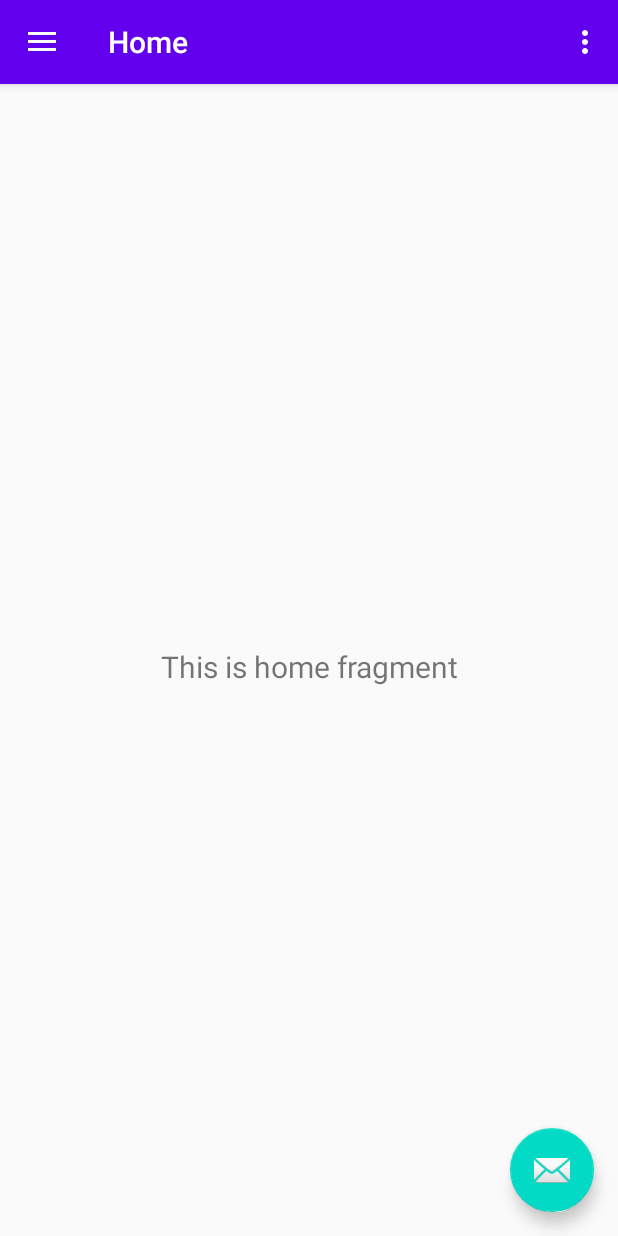
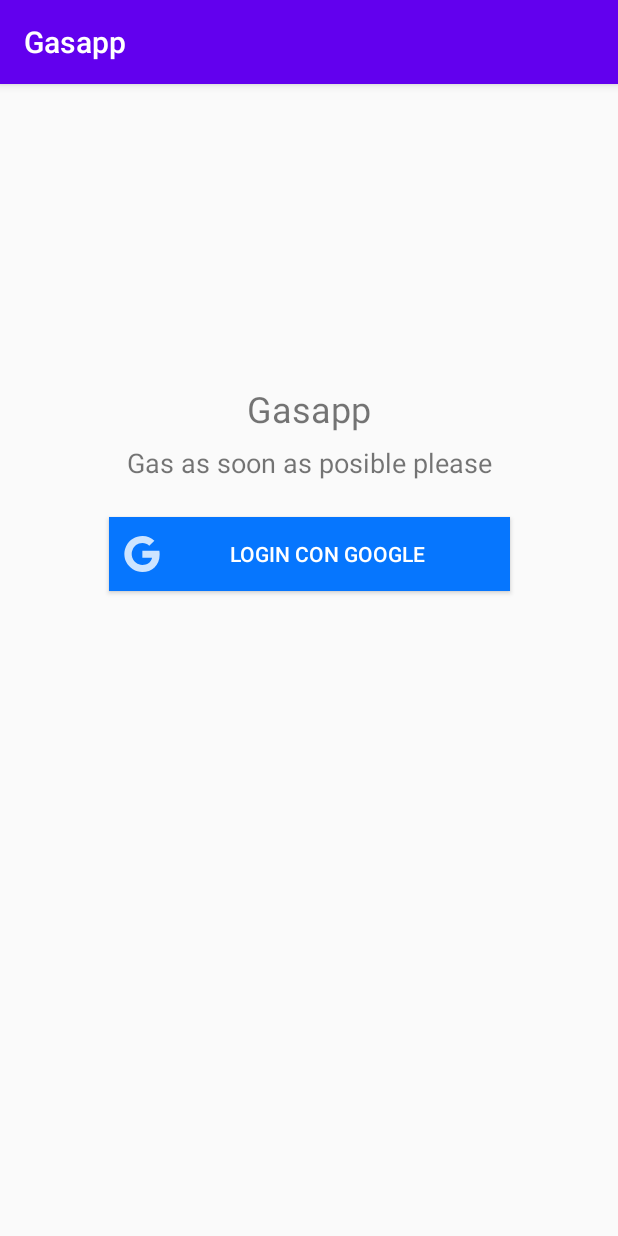
Before and after one commit to amst-fiec/1T2020-Deteccion-de-tanque-de-gas, an Android app: the screen it shows after launch (MainActivity before the commit, LoginActivity after it), on a phone screen of 412 x 824 dp. Run offline under Robolectric (Android 15) with nearby library versions, the phone set to English and light mode, and no system bars; our stand-ins replace Firebase (no records; nobody signed in at launch, a user with empty details on screens opened directly).

Commit message:
Pantalla de login y funcion de acceso via google

```diff
--- a/app/build.gradle
+++ b/app/build.gradle
@@ -31,8 +31,11 @@ dependencies {
     implementation 'androidx.navigation:navigation-fragment:2.3.0'
     implementation 'androidx.navigation:navigation-ui:2.3.0'
     implementation 'androidx.lifecycle:lifecycle-extensions:2.2.0'
+    implementation 'com.google.firebase:firebase-auth:16.0.5'
+    implementation 'com.google.android.gms:play-services-auth:18.0.0'
     testImplementation 'junit:junit:4.12'
     androidTestImplementation 'androidx.test.ext:junit:1.1.1'
     androidTestImplementation 'androidx.test.espresso:espresso-core:3.2.0'
+}
 
-}
+apply plugin: 'com.google.gms.google-services'
--- a/app/src/main/AndroidManifest.xml
+++ b/app/src/main/AndroidManifest.xml
@@ -13,9 +13,10 @@
             android:name=".MainActivity"
             android:label="@string/app_name"
             android:theme="@style/AppTheme.NoActionBar">
+        </activity>
+        <activity android:name=".LoginActivity">
             <intent-filter>
                 <action android:name="android.intent.action.MAIN" />
-
                 <category android:name="android.intent.category.LAUNCHER" />
             </intent-filter>
         </activity>
--- /dev/null
+++ b/app/src/main/java/com/example/gasapp/LoginActivity.java
@@ -0,0 +1,112 @@
+package com.example.gasapp;
+
+import androidx.annotation.NonNull;
+import androidx.appcompat.app.AppCompatActivity;
+
+import android.content.Intent;
+import android.os.Bundle;
+import android.view.View;
+import android.widget.Toast;
+
+import com.google.android.gms.auth.api.signin.GoogleSignIn;
+import com.google.android.gms.auth.api.signin.GoogleSignInAccount;
+import com.google.android.gms.auth.api.signin.GoogleSignInClient;
+import com.google.android.gms.auth.api.signin.GoogleSignInOptions;
+import com.google.android.gms.common.api.ApiException;
+import com.google.android.gms.tasks.OnCompleteListener;
+import com.google.android.gms.tasks.Task;
+import com.google.firebase.auth.AuthCredential;
+import com.google.firebase.auth.AuthResult;
+import com.google.firebase.auth.FirebaseAuth;
+import com.google.firebase.auth.FirebaseUser;
+import com.google.firebase.auth.GoogleAuthProvider;
+
+public class LoginActivity extends AppCompatActivity {
+
+    private GoogleSignInClient mGoogleSignInClient;
+    private final int RC_SIGN_IN = 1287;
+    private FirebaseAuth mAuth;
+
+    @Override
+    protected void onStart() {
+        super.onStart();
+        FirebaseUser user = mAuth.getCurrentUser();
+        if(user!=null){
+            Intent intent = new Intent(getApplicationContext(),MainActivity.class);
+            startActivity(intent);
+        }
+    }
+
+    @Override
+    protected void onCreate(Bundle savedInstanceState) {
+        super.onCreate(savedInstanceState);
+        setContentView(R.layout.activity_login);
+        createRequest();
+        mAuth = FirebaseAuth.getInstance();
+
+        findViewById(R.id.btn_sign_in_google).setOnClickListener(new View.OnClickListener() {
+            @Override
+            public void onClick(View view) {
+                signIn();
+            }
+        });
+    }
+
+    private void createRequest() {
+        // Configure Google Sign In
+        GoogleSignInOptions gso = new GoogleSignInOptions.Builder(GoogleSignInOptions.DEFAULT_SIGN_IN)
+                .requestIdToken(getString(R.string.default_web_client_id))
+                .requestEmail()
+                .build();
+
+        // Build a GoogleSignInClient with the options specified by gso.
+        mGoogleSignInClient = GoogleSignIn.getClient(this, gso);
+    }
+
+    private void signIn() {
+        Intent signInIntent = mGoogleSignInClient.getSignInIntent();
+        startActivityForResult(signInIntent, RC_SIGN_IN);
+    }
+
+    @Override
+    public void onActivityResult(int requestCode, int resultCode, Intent data) {
+        super.onActivityResult(requestCode, resultCode, data);
+
+
+        // Result returned from launching the Intent from GoogleSignInApi.getSignInIntent(...);
+        if (requestCode == RC_SIGN_IN) {
+            Task<GoogleSignInAccount> task = GoogleSignIn.getSignedInAccountFromIntent(data);
+            try {
+                // Google Sign In was successful, authenticate with Firebase
+                GoogleSignInAccount account = task.getResult(ApiException.class);
+                firebaseAuthWithGoogle(account);
+            } catch (ApiException e) {
+                // Google Sign In failed, update UI appropriately
+                Toast.makeText(this, e.getMessage(), Toast.LENGTH_SHORT).show();
+            }
+        }
+    }
+
+    private void firebaseAuthWithGoogle(GoogleSignInAccount acct) {
+
+        AuthCredential credential = GoogleAuthProvider.getCredential(acct.getIdToken(), null);
+        mAuth.signInWithCredential(credential)
+                .addOnCompleteListener(this, new OnCompleteListener<AuthResult>() {
+                    @Override
+                    public void onComplete(@NonNull Task<AuthResult> task) {
+                        if (task.isSuccessful()) {
+                            // Sign in success, update UI with the signed-in user's information
+                            FirebaseUser user = mAuth.getCurrentUser();
+                            Intent intent = new Intent(getApplicationContext(),MainActivity.class);
+                            startActivity(intent);
+
+
+                        } else {
+                            Toast.makeText(LoginActivity.this, "Sorry auth failed.", Toast.LENGTH_SHORT).show();
+                        }
+                    }
+                });
+    }
+
+
+}
--- /dev/null
+++ b/app/src/main/res/drawable-anydpi/ic_g_logo.xml
@@ -0,0 +1,24 @@
+<vector xmlns:android="http://schemas.android.com/apk/res/android"
+    android:width="24dp"
+    android:height="24dp"
+    android:viewportWidth="24"
+    android:viewportHeight="24"
+    android:tint="#FFFFFF"
+    android:alpha="0.8">
+  <group android:scaleX="0.04409333"
+      android:scaleY="0.04409333"
+      android:translateX="0.23810399">
+    <path
+        android:pathData="M533.5,278.4c0,-18.5 -1.5,-37.1 -4.7,-55.3H272.1v104.8h147c-6.1,33.8 -25.7,63.7 -54.4,82.7v68h87.7c51.5,-47.4 81.1,-117.4 81.1,-200.2z"
+        android:fillColor="#4285f4"/>
+    <path
+        android:pathData="M272.1,544.3c73.4,0 135.3,-24.1 180.4,-65.7l-87.7,-68c-24.4,16.6 -55.9,26 -92.6,26 -71,0 -131.2,-47.9 -152.8,-112.3H28.9v70.1c46.2,91.9 140.3,149.9 243.2,149.9z"
+        android:fillColor="#34a853"/>
+    <path
+        android:pathData="M119.3,324.3c-11.4,-33.8 -11.4,-70.4 0,-104.2V150H28.9c-38.6,76.9 -38.6,167.5 0,244.4l90.4,-70.1z"
+        android:fillColor="#fbbc04"/>
+    <path
+        android:pathData="M272.1,107.7c38.8,-0.6 76.3,14 104.4,40.8l77.7,-77.7C405,24.6 339.7,-0.8 272.1,0 169.2,0 75.1,58 28.9,150l90.4,70.1c21.5,-64.5 81.8,-112.4 152.8,-112.4z"
+        android:fillColor="#ea4335"/>
+  </group>
+</vector>
--- /dev/null
+++ b/app/src/main/res/layout/activity_login.xml
@@ -0,0 +1,44 @@
+<?xml version="1.0" encoding="utf-8"?>
+<androidx.constraintlayout.widget.ConstraintLayout xmlns:android="http://schemas.android.com/apk/res/android"
+    xmlns:app="http://schemas.android.com/apk/res-auto"
+    xmlns:tools="http://schemas.android.com/tools"
+    android:layout_width="match_parent"
+    android:layout_height="match_parent"
+    tools:context=".LoginActivity">
+
+    <TextView
+        android:id="@+id/textView"
+        android:layout_width="wrap_content"
+        android:layout_height="32dp"
+        android:layout_marginTop="200dp"
+        android:text="Gasapp"
+        android:textSize="24sp"
+        app:layout_constraintEnd_toEndOf="parent"
+        app:layout_constraintStart_toStartOf="parent"
+        app:layout_constraintTop_toTopOf="parent" />
+
+    <TextView
+        android:id="@+id/textView2"
+        android:layout_width="wrap_content"
+        android:layout_height="wrap_content"
+        android:layout_marginTop="8dp"
+        android:text="Gas as soon as posible please"
+        android:textSize="18sp"
+        app:layout_constraintEnd_toEndOf="@+id/textView"
+        app:layout_constraintStart_toStartOf="@+id/textView"
+        app:layout_constraintTop_toBottomOf="@+id/textView" />
+
+    <Button
+        android:id="@+id/btn_sign_in_google"
+        android:layout_width="267dp"
+        android:layout_height="49dp"
+        android:layout_marginTop="24dp"
+        android:background="#0676fe"
+        android:drawableLeft="@drawable/ic_g_logo"
+        android:padding="10dp"
+        android:text="Login con Google"
+        android:textColor="#FFFFFF"
+        app:layout_constraintEnd_toEndOf="@+id/textView2"
+        app:layout_constraintStart_toStartOf="@+id/textView2"
+        app:layout_constraintTop_toBottomOf="@+id/textView2" />
+</androidx.constraintlayout.widget.ConstraintLayout>
--- a/app/src/main/res/menu/activity_main_drawer.xml
+++ b/app/src/main/res/menu/activity_main_drawer.xml
@@ -20,5 +20,10 @@
             android:id="@+id/estaciones"
             android:icon="@drawable/ic_menu_slideshow"
             android:title="Estaciones" />
+
+        <item
+            android:id="@+id/logout"
+            android:icon="@drawable/ic_menu_slideshow"
+            android:title="Salir" />
     </group>
 </menu>
--- a/build.gradle
+++ b/build.gradle
@@ -6,6 +6,7 @@ buildscript {
     }
     dependencies {
         classpath "com.android.tools.build:gradle:4.0.0"
+        classpath 'com.google.gms:google-services:4.2.0'
 
         // NOTE: Do not place your application dependencies here; they belong
         // in the individual module build.gradle files
```
Also changed, not shown: app/src/main/java/com/example/gasapp/MainActivity.java (+23 -0 lines), app/src/main/res/drawable-hdpi/ic_g_logo.png (added), app/src/main/res/drawable-mdpi/ic_g_logo.png (added), app/src/main/res/drawable-xhdpi/ic_g_logo.png (added), app/src/main/res/drawable-xxhdpi/ic_g_logo.png (added), 400 other files.
